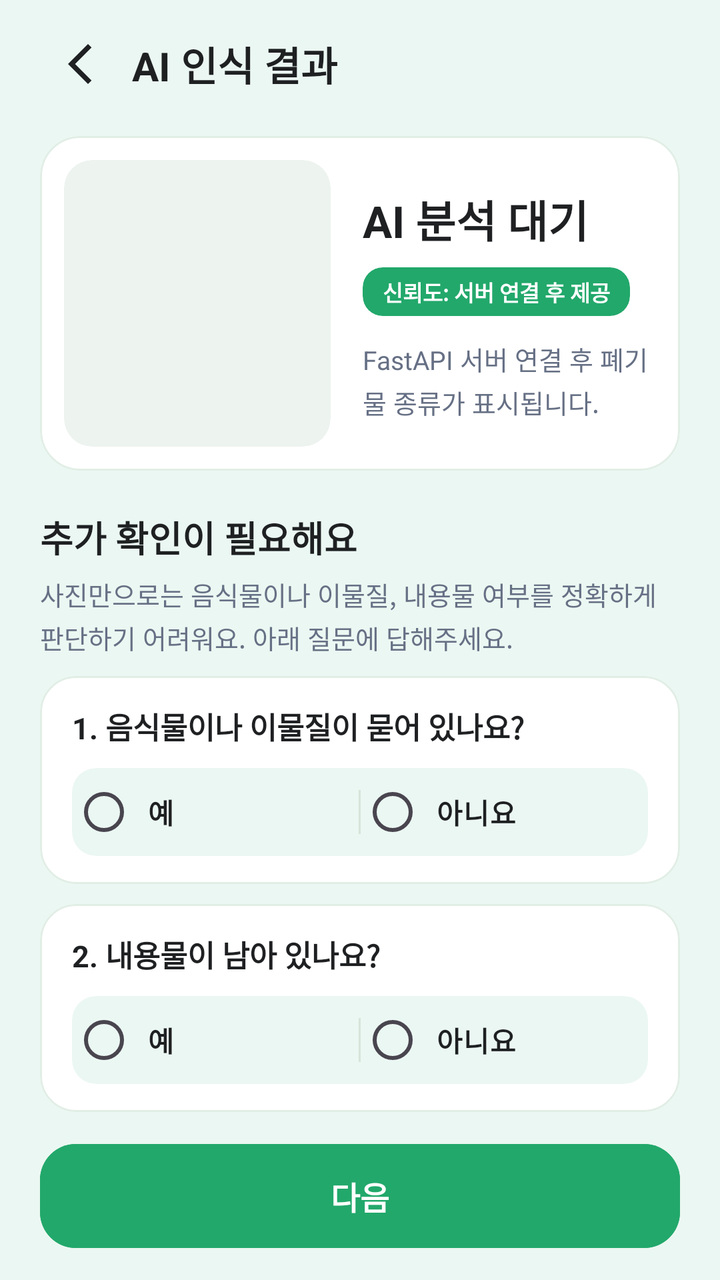
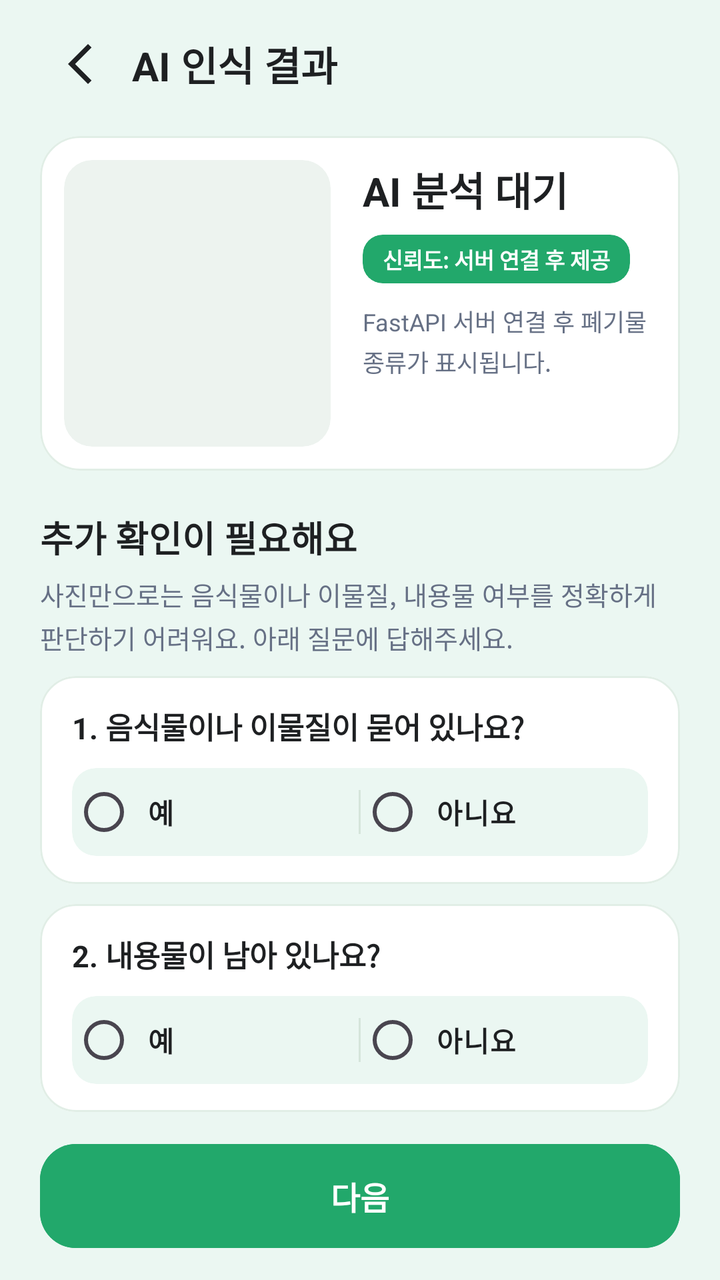

Before-and-after screenshots of an Android layout around one commit, followed by the original layout XML and the change that was made.
<!-- AndroidManifest.xml: application theme Theme.RecycleGuide -->
<!-- res/layout/fragment_waste_result.xml -->
<?xml version="1.0" encoding="utf-8"?>
<androidx.constraintlayout.widget.ConstraintLayout xmlns:android="http://schemas.android.com/apk/res/android"
    xmlns:app="http://schemas.android.com/apk/res-auto"
    android:layout_width="match_parent"
    android:layout_height="match_parent"
    android:background="@color/bg_green_light"
    android:paddingHorizontal="20dp"
    android:paddingTop="8dp"
    android:paddingBottom="16dp">

    
    <LinearLayout
        android:id="@+id/layout_result_header"
        android:layout_width="0dp"
        android:layout_height="48dp"
        android:gravity="center_vertical"
        android:orientation="horizontal"
        app:layout_constraintEnd_toEndOf="parent"
        app:layout_constraintStart_toStartOf="parent"
        app:layout_constraintTop_toTopOf="parent">

        <ImageButton
            android:id="@+id/btn_back_result"
            android:layout_width="40dp"
            android:layout_height="40dp"
            android:background="?attr/selectableItemBackgroundBorderless"
            android:contentDescription="@string/result_back_description"
            android:padding="8dp"
            app:srcCompat="@drawable/ic_arrow_back_24"
            app:tint="@color/text_main" />

        <TextView
            android:layout_width="wrap_content"
            android:layout_height="wrap_content"
            android:layout_marginStart="6dp"
            android:text="@string/ai_result_title"
            android:textColor="@color/text_main"
            android:textSize="20sp"
            android:textStyle="bold" />

    </LinearLayout>

    
    <com.google.android.material.card.MaterialCardView
        android:id="@+id/card_waste_result"
        android:layout_width="0dp"
        android:layout_height="0dp"
        android:layout_marginTop="12dp"
        android:layout_marginBottom="20dp"
        app:cardBackgroundColor="@color/white"
        app:cardCornerRadius="20dp"
        app:cardElevation="0dp"
        app:layout_constraintBottom_toTopOf="@id/tv_condition_title"
        app:layout_constraintEnd_toEndOf="parent"
        app:layout_constraintHeight_min="120dp"
        app:layout_constraintStart_toStartOf="parent"
        app:layout_constraintTop_toBottomOf="@id/layout_result_header"
        app:strokeColor="#E1EEE6"
        app:strokeWidth="1dp">

        <androidx.constraintlayout.widget.ConstraintLayout
            android:layout_width="match_parent"
            android:layout_height="match_parent"
            android:padding="12dp">

            
            <com.google.android.material.card.MaterialCardView
                android:id="@+id/card_photo"
                android:layout_width="0dp"
                android:layout_height="0dp"
                app:cardBackgroundColor="#EDF3EF"
                app:cardCornerRadius="14dp"
                app:cardElevation="0dp"
                app:layout_constraintBottom_toBottomOf="parent"
                app:layout_constraintStart_toStartOf="parent"
                app:layout_constraintTop_toTopOf="parent"
                app:layout_constraintWidth_percent="0.45"
                app:strokeWidth="0dp">

                <ImageView
                    android:id="@+id/iv_waste_photo"
                    android:layout_width="match_parent"
                    android:layout_height="match_parent"
                    android:contentDescription="@string/waste_photo_description"
                    android:scaleType="centerCrop" />

            </com.google.android.material.card.MaterialCardView>

            
            <LinearLayout
                android:id="@+id/layout_result_info"
                android:layout_width="0dp"
                android:layout_height="wrap_content"
                android:layout_marginStart="16dp"
                android:orientation="vertical"
                app:layout_constraintBottom_toBottomOf="parent"
                app:layout_constraintEnd_toEndOf="parent"
                app:layout_constraintStart_toEndOf="@id/card_photo"
                app:layout_constraintTop_toTopOf="parent">

                
                <TextView
                    android:id="@+id/tv_waste_type"
                    android:layout_width="match_parent"
                    android:layout_height="wrap_content"
                    android:ellipsize="end"
                    android:maxLines="2"
                    android:text="@string/ai_pending_title"
                    android:textColor="@color/text_main"
                    android:textSize="22sp"
                    android:textStyle="bold" />

                
                <com.google.android.material.card.MaterialCardView
                    android:layout_width="wrap_content"
                    android:layout_height="wrap_content"
                    android:layout_marginTop="8dp"
                    app:cardBackgroundColor="@color/primary_green"
                    app:cardCornerRadius="10dp"
                    app:cardElevation="0dp"
                    app:strokeWidth="0dp">

                    <TextView
                        android:id="@+id/tv_waste_confidence"
                        android:layout_width="wrap_content"
                        android:layout_height="wrap_content"
                        android:paddingHorizontal="10dp"
                        android:paddingVertical="4dp"
                        android:text="@string/ai_pending_confidence"
                        android:textColor="@color/white"
                        android:textSize="11sp"
                        android:textStyle="bold" />

                </com.google.android.material.card.MaterialCardView>

                
                <TextView
                    android:id="@+id/tv_waste_analysis_message"
                    android:layout_width="match_parent"
                    android:layout_height="wrap_content"
                    android:layout_marginTop="12dp"
                    android:ellipsize="end"
                    android:lineSpacingExtra="3dp"
                    android:maxLines="4"
                    android:text="@string/ai_pending_message"
                    android:textColor="@color/text_sub"
                    android:textSize="13sp" />

            </LinearLayout>

        </androidx.constraintlayout.widget.ConstraintLayout>

    </com.google.android.material.card.MaterialCardView>

    
    <TextView
        android:id="@+id/tv_condition_title"
        android:layout_width="0dp"
        android:layout_height="wrap_content"
        android:layout_marginBottom="6dp"
        android:text="@string/condition_title"
        android:textColor="@color/text_main"
        android:textSize="18sp"
        android:textStyle="bold"
        app:layout_constraintBottom_toTopOf="@id/tv_condition_description"
        app:layout_constraintEnd_toEndOf="parent"
        app:layout_constraintStart_toStartOf="parent" />

    <TextView
        android:id="@+id/tv_condition_description"
        android:layout_width="0dp"
        android:layout_height="wrap_content"
        android:layout_marginBottom="10dp"
        android:lineSpacingExtra="3dp"
        android:text="@string/condition_description"
        android:textColor="@color/text_sub"
        android:textSize="13sp"
        app:layout_constraintBottom_toTopOf="@id/card_question_contamination"
        app:layout_constraintEnd_toEndOf="parent"
        app:layout_constraintStart_toStartOf="parent" />

    
    <com.google.android.material.card.MaterialCardView
        android:id="@+id/card_question_contamination"
        android:layout_width="0dp"
        android:layout_height="wrap_content"
        android:layout_marginBottom="10dp"
        app:cardBackgroundColor="@color/white"
        app:cardCornerRadius="18dp"
        app:cardElevation="0dp"
        app:layout_constraintBottom_toTopOf="@id/card_question_remaining"
        app:layout_constraintEnd_toEndOf="parent"
        app:layout_constraintStart_toStartOf="parent"
        app:strokeColor="#E1EEE6"
        app:strokeWidth="1dp">

        <LinearLayout
            android:layout_width="match_parent"
            android:layout_height="wrap_content"
            android:orientation="vertical"
            android:paddingHorizontal="16dp"
            android:paddingVertical="14dp">

            <TextView
                android:layout_width="match_parent"
                android:layout_height="wrap_content"
                android:text="@string/question_contamination"
                android:textColor="@color/text_main"
                android:textSize="15sp"
                android:textStyle="bold" />

            
            <com.google.android.material.card.MaterialCardView
                android:layout_width="match_parent"
                android:layout_height="wrap_content"
                android:layout_marginTop="10dp"
                app:cardBackgroundColor="@color/bg_green_light"
                app:cardCornerRadius="12dp"
                app:cardElevation="0dp"
                app:strokeWidth="0dp">

                <RadioGroup
                    android:id="@+id/rg_contamination"
                    android:layout_width="match_parent"
                    android:layout_height="44dp"
                    android:gravity="center_vertical"
                    android:orientation="horizontal">

                    <RadioButton
                        android:id="@+id/rb_contamination_yes"
                        android:layout_width="0dp"
                        android:layout_height="match_parent"
                        android:layout_weight="1"
                        android:background="?attr/selectableItemBackground"
                        android:buttonTint="@color/primary_green"
                        android:gravity="center_vertical"
                        android:paddingStart="6dp"
                        android:text="@string/answer_yes"
                        android:textColor="@color/text_main"
                        android:textSize="14sp"
                        android:textStyle="bold" />

                    <View
                        android:layout_width="1dp"
                        android:layout_height="22dp"
                        android:background="#D5E5DB" />

                    <RadioButton
                        android:id="@+id/rb_contamination_no"
                        android:layout_width="0dp"
                        android:layout_height="match_parent"
                        android:layout_weight="1"
                        android:background="?attr/selectableItemBackground"
                        android:buttonTint="@color/primary_green"
                        android:gravity="center_vertical"
                        android:paddingStart="6dp"
                        android:text="@string/answer_no"
                        android:textColor="@color/text_main"
                        android:textSize="14sp"
                        android:textStyle="bold" />

                </RadioGroup>

            </com.google.android.material.card.MaterialCardView>

        </LinearLayout>

    </com.google.android.material.card.MaterialCardView>

    
    <com.google.android.material.card.MaterialCardView
        android:id="@+id/card_question_remaining"
        android:layout_width="0dp"
        android:layout_height="wrap_content"
        android:layout_marginBottom="16dp"
        app:cardBackgroundColor="@color/white"
        app:cardCornerRadius="18dp"
        app:cardElevation="0dp"
        app:layout_constraintBottom_toTopOf="@id/btn_next"
        app:layout_constraintEnd_toEndOf="parent"
        app:layout_constraintStart_toStartOf="parent"
        app:strokeColor="#E1EEE6"
        app:strokeWidth="1dp">

        <LinearLayout
            android:layout_width="match_parent"
            android:layout_height="wrap_content"
            android:orientation="vertical"
            android:paddingHorizontal="16dp"
            android:paddingVertical="14dp">

            <TextView
                android:layout_width="match_parent"
                android:layout_height="wrap_content"
                android:text="@string/question_remaining_contents"
                android:textColor="@color/text_main"
                android:textSize="15sp"
                android:textStyle="bold" />

            
            <com.google.android.material.card.MaterialCardView
                android:layout_width="match_parent"
                android:layout_height="wrap_content"
                android:layout_marginTop="10dp"
                app:cardBackgroundColor="@color/bg_green_light"
                app:cardCornerRadius="12dp"
                app:cardElevation="0dp"
                app:strokeWidth="0dp">

                <RadioGroup
                    android:id="@+id/rg_remaining_contents"
                    android:layout_width="match_parent"
                    android:layout_height="44dp"
                    android:gravity="center_vertical"
                    android:orientation="horizontal">

                    <RadioButton
                        android:id="@+id/rb_remaining_yes"
                        android:layout_width="0dp"
                        android:layout_height="match_parent"
                        android:layout_weight="1"
                        android:background="?attr/selectableItemBackground"
                        android:buttonTint="@color/primary_green"
                        android:gravity="center_vertical"
                        android:paddingStart="6dp"
                        android:text="@string/answer_yes"
                        android:textColor="@color/text_main"
                        android:textSize="14sp"
                        android:textStyle="bold" />

                    <View
                        android:layout_width="1dp"
                        android:layout_height="22dp"
                        android:background="#D5E5DB" />

                    <RadioButton
                        android:id="@+id/rb_remaining_no"
                        android:layout_width="0dp"
                        android:layout_height="match_parent"
                        android:layout_weight="1"
                        android:background="?attr/selectableItemBackground"
                        android:buttonTint="@color/primary_green"
                        android:gravity="center_vertical"
                        android:paddingStart="6dp"
                        android:text="@string/answer_no"
                        android:textColor="@color/text_main"
                        android:textSize="14sp"
                        android:textStyle="bold" />

                </RadioGroup>

            </com.google.android.material.card.MaterialCardView>

        </LinearLayout>

    </com.google.android.material.card.MaterialCardView>

    
    <com.google.android.material.button.MaterialButton
        android:id="@+id/btn_next"
        android:layout_width="0dp"
        android:layout_height="52dp"
        android:backgroundTint="@color/primary_green"
        android:insetTop="0dp"
        android:insetBottom="0dp"
        android:letterSpacing="0"
        android:text="@string/btn_next"
        android:textColor="@color/white"
        android:textSize="16sp"
        android:textStyle="bold"
        app:cornerRadius="18dp"
        app:layout_constraintBottom_toBottomOf="parent"
        app:layout_constraintEnd_toEndOf="parent"
        app:layout_constraintStart_toStartOf="parent" />

</androidx.constraintlayout.widget.ConstraintLayout>
<!-- resources referenced by this layout -->
<resources>
  <color name="bg_green_light">#EBF7F2</color>
  <color name="primary_green">#22A86B</color>
  <color name="text_main">#1E2022</color>
  <color name="text_sub">#667085</color>
  <color name="white">#FFFFFFFF</color>
  <!-- drawable ic_arrow_back_24 (drawable) -->
  <vector xmlns:android="http://schemas.android.com/apk/res/android" android:autoMirrored="true" android:height="24dp" android:tint="#000000" android:viewportHeight="960" android:viewportWidth="960" android:width="24dp">
        
      <path android:fillColor="@android:color/white" android:pathData="M640,880L240,480L640,80L711,151L382,480L711,809L640,880Z"/>
      
  </vector>
  <string name="ai_pending_confidence">신뢰도: 서버 연결 후 제공</string>
  <string name="ai_pending_message">FastAPI 서버 연결 후 폐기물 종류가 표시됩니다.</string>
  <string name="ai_pending_title">AI 분석 대기</string>
  <string name="ai_result_title">AI 인식 결과</string>
  <string name="answer_no">아니요</string>
  <string name="answer_yes">예</string>
  <string name="btn_next">다음</string>
  <string name="condition_description">사진만으로는 음식물이나 이물질, 내용물 여부를 정확하게 판단하기 어려워요. 아래 질문에 답해주세요.</string>
  <string name="condition_title">추가 확인이 필요해요</string>
  <string name="question_contamination">1. 음식물이나 이물질이 묻어 있나요?</string>
  <string name="question_remaining_contents">2. 내용물이 남아 있나요?</string>
  <string name="result_back_description">뒤로 가기</string>
  <string name="waste_photo_description">촬영한 폐기물 사진</string>
  <style name="Theme.RecycleGuide" parent="Base.Theme.RecycleGuide" />
  <style name="Base.Theme.RecycleGuide" parent="Theme.Material3.DayNight.NoActionBar">
          
          
      </style>
</resources>

<!-- the commit's change to res/layout/fragment_waste_result.xml (unified diff, before → after) -->
@@ -87,10 +87,12 @@
             </com.google.android.material.card.MaterialCardView>
 
             
+
+            
             <LinearLayout
                 android:id="@+id/layout_result_info"
                 android:layout_width="0dp"
-                android:layout_height="wrap_content"
+                android:layout_height="0dp"
                 android:layout_marginStart="16dp"
                 android:orientation="vertical"
                 app:layout_constraintBottom_toBottomOf="parent"
@@ -107,7 +109,7 @@
                     android:maxLines="2"
                     android:text="@string/ai_pending_title"
                     android:textColor="@color/text_main"
-                    android:textSize="22sp"
+                    android:textSize="20sp"
                     android:textStyle="bold" />
 
                 
@@ -138,15 +140,35 @@
                     android:id="@+id/tv_waste_analysis_message"
                     android:layout_width="match_parent"
                     android:layout_height="wrap_content"
-                    android:layout_marginTop="12dp"
+                    android:layout_marginTop="10dp"
                     android:ellipsize="end"
                     android:lineSpacingExtra="3dp"
                     android:maxLines="4"
                     android:text="@string/ai_pending_message"
                     android:textColor="@color/text_sub"
-                    android:textSize="13sp" />
+                    android:textSize="12sp" />
+
+                
+                <ScrollView
+                    android:id="@+id/scroll_object_confidence"
+                    android:layout_width="match_parent"
+                    android:layout_height="0dp"
+                    android:layout_marginTop="8dp"
+                    android:layout_weight="1"
+                    android:fillViewport="false"
+                    android:scrollbars="vertical">
+
+                    
+                    <LinearLayout
+                        android:id="@+id/layout_object_confidence"
+                        android:layout_width="match_parent"
+                        android:layout_height="wrap_content"
+                        android:orientation="vertical" />
+
+                </ScrollView>
 
             </LinearLayout>
+
 
         </androidx.constraintlayout.widget.ConstraintLayout>
 
